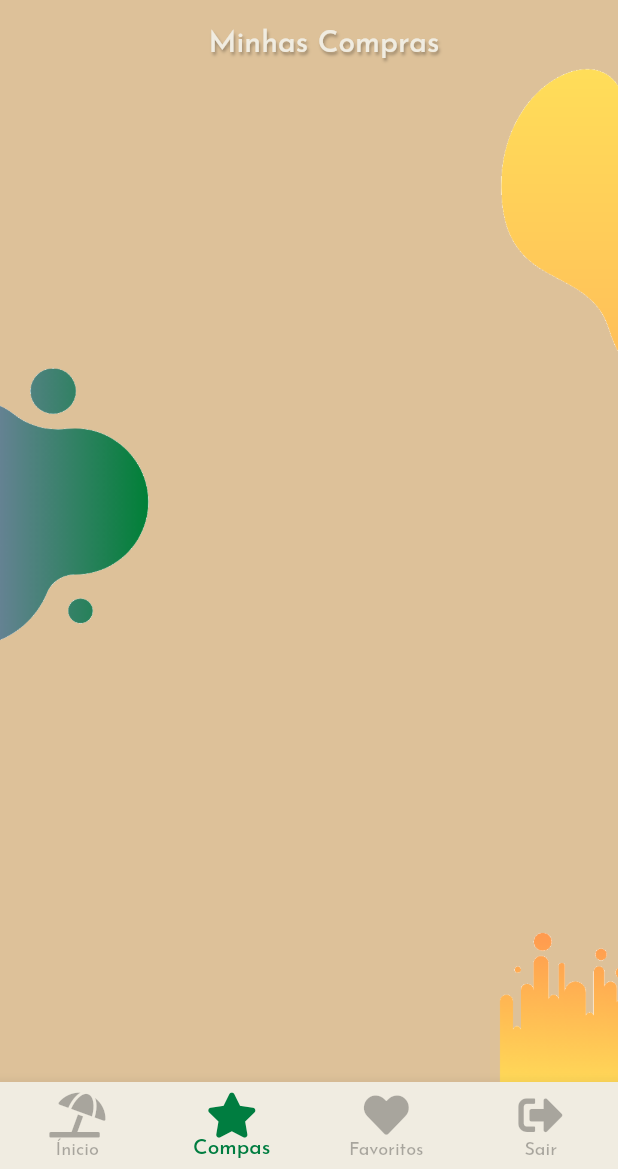
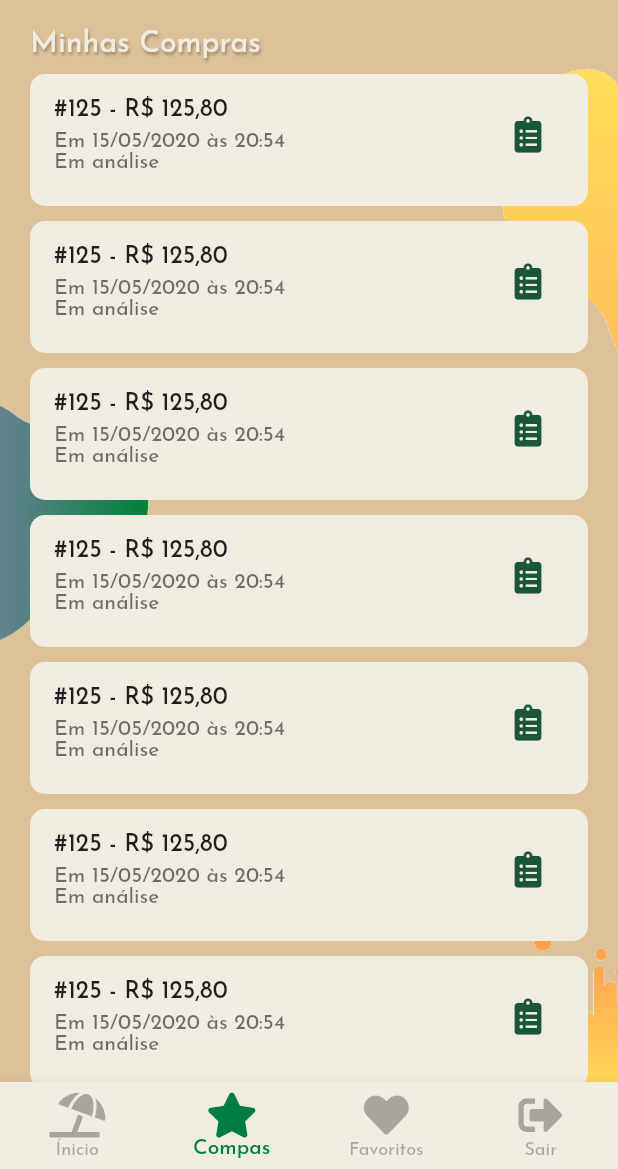
Before and after one commit to renatorv/fl_loja_virtual, a Flutter app: the ComprasPage widget shown alone on an empty page, opened directly, on a phone screen of 412 x 824 dp, the part 67-1236 px from its top. Run offline on Flutter 3.47's test engine with Material 2 defaults, Android fonts, the light colour scheme and no system bars; our stand-ins replace flutter_swiper, font_awesome_flutter.

Commit message:
final da aula 18

```diff
--- a/lib/main.dart
+++ b/lib/main.dart
@@ -2,6 +2,8 @@ import 'package:fl_loja_virtual/login/cadastro_page.dart';
 import 'package:fl_loja_virtual/login/login_page.dart';
 import 'package:fl_loja_virtual/login/login_recuperar_page.dart';
 import 'package:fl_loja_virtual/view/carrinho/carrinho_page.dart';
+import 'package:fl_loja_virtual/view/compras/compras-page.dart';
+import 'package:fl_loja_virtual/view/compras/compras_detalhe_page.dart';
 import 'package:fl_loja_virtual/view/favoritos/favoritos_page.dart';
 import 'package:fl_loja_virtual/view/perfil/perfil_page.dart';
 import 'package:flutter/material.dart';
@@ -43,6 +45,8 @@ class MyApp extends StatelessWidget {
         FavoritosPage.tag: (context) => FavoritosPage(),
         PerfilPage.tag: (context) => PerfilPage(),
         CarrinhoPage.tag: (context) => CarrinhoPage(),
+        ComprasPage.tag: (context) => ComprasPage(),
+        ComprasDetalhePage.tag: (context) => ComprasDetalhePage(),
       },
     );
   }
--- a/lib/view/compras/compras-page.dart
+++ b/lib/view/compras/compras-page.dart
@@ -1,3 +1,4 @@
+import 'package:fl_loja_virtual/view/compras/compras_detalhe_page.dart';
 import 'package:fl_loja_virtual/view/layout.dart';
 import 'package:flutter/material.dart';
 import 'package:font_awesome_flutter/font_awesome_flutter.dart';
@@ -21,7 +22,11 @@ class ComprasPage extends StatelessWidget {
             isThreeLine: true,
             title: Text('#125 - R\$ 125,80'),
             subtitle: Text('Em 15/05/2020 às 20:54 \nEm análise'),
-            trailing: IconButton(icon: FaIcon(FontAwesomeIcons.clipboardList), color: Layout.primary(), onPressed: () => null),
+            trailing: IconButton(
+              icon: FaIcon(FontAwesomeIcons.clipboardList),
+              color: Layout.primary(),
+              onPressed: () => Navigator.of(context).pushNamed(ComprasDetalhePage.tag),
+            ),
           ),
         );
       },
@@ -41,6 +46,7 @@ class ComprasPage extends StatelessWidget {
                   ),
             ),
           ),
+          Expanded(child: content),
         ],
       ),
       bottomItemSelected: 1,
--- a/lib/view/layout.dart
+++ b/lib/view/layout.dart
@@ -1,4 +1,5 @@
 import 'package:fl_loja_virtual/login/login_page.dart';
+import 'package:fl_loja_virtual/view/compras/compras-page.dart';
 import 'package:fl_loja_virtual/view/favoritos/favoritos_page.dart';
 import 'package:fl_loja_virtual/view/home/home_page.dart';
 import 'package:flutter/cupertino.dart';
@@ -105,6 +106,9 @@ class Layout {
             case 0:
               Navigator.of(context).pushNamed(HomePage.tag);
               break;
+            case 1:
+              Navigator.of(context).pushNamed(ComprasPage.tag);
+              break;
             case 2:
               Navigator.of(context).pushNamed(FavoritosPage.tag);
               break;
```
Also changed, not shown: lib/view/compras/compras_detalhe_page.dart (added, +14 -0 lines).
